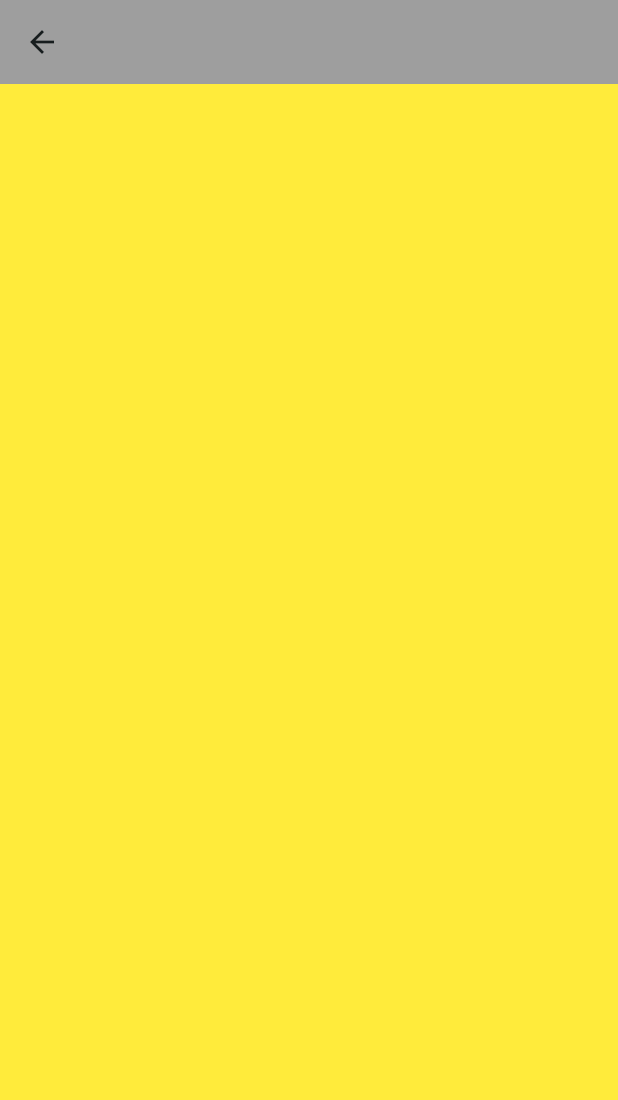
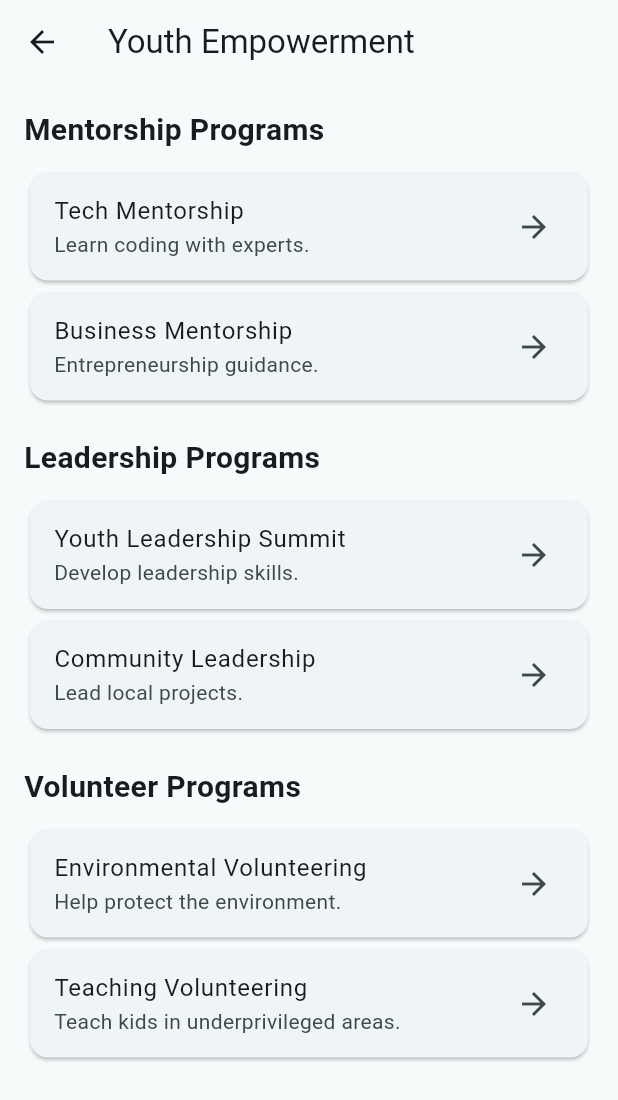
Before and after one commit to Slozzyondul/Social_Justice_and_Reform_Hackathon, a Flutter app: the YouthEmpowerment screen opened by its route, on a phone screen of 412 x 824 dp. Shown: the top 1100 px of the screen. Run offline on Flutter 3.47's test engine with Material 3 defaults, Android fonts, the phone set to English and light mode, and no system bars; our stand-ins replace image_picker.

Commit message:
adding the youth empowerment screen and styling out the drawer

```diff
--- a/lib/frontend/screens/main_options_screen.dart
+++ b/lib/frontend/screens/main_options_screen.dart
@@ -80,6 +80,14 @@ class MainOptionScreen extends StatelessWidget {
       child: ListView(
         padding: EdgeInsets.zero,
         children: [
+          const UserAccountsDrawerHeader(
+            accountName: Text('Visitor'),
+            accountEmail: Text('visitor@mail.com'),
+            currentAccountPicture: CircleAvatar(
+              backgroundColor: Colors.white,
+            ),
+            decoration: BoxDecoration(color: Colors.grey),
+          ),
           ListTile(
             leading: const Icon(Icons.search),
             title: const Text('Fact Check'),
@@ -108,7 +116,6 @@ class MainOptionScreen extends StatelessWidget {
               Navigator.pushNamed(context, '/youths');
             },
           ),
-
           ListTile(
             leading: const Icon(Icons.book),
             title: const Text('Resources'),
--- a/lib/frontend/screens/youths/youth_empowerment.dart
+++ b/lib/frontend/screens/youths/youth_empowerment.dart
@@ -1,20 +1,71 @@
 import 'package:flutter/material.dart';
 
-class YouthEmpowerment extends StatefulWidget {
-  const YouthEmpowerment({super.key});
+class YouthEmpowerment extends StatelessWidget {
+  final List<Map<String, String>> mentorshipPrograms = [
+    {'title': 'Tech Mentorship', 'description': 'Learn coding with experts.', 'link': 'https://example.com'},
+    {'title': 'Business Mentorship', 'description': 'Entrepreneurship guidance.', 'link': 'https://example.com'},
+  ];
 
-  @override
-  State<YouthEmpowerment> createState() => _YouthEmpowermentState();
-}
+  final List<Map<String, String>> leadershipPrograms = [
+    {'title': 'Youth Leadership Summit', 'description': 'Develop leadership skills.', 'link': 'https://example.com'},
+    {'title': 'Community Leadership', 'description': 'Lead local projects.', 'link': 'https://example.com'},
+  ];
 
-class _YouthEmpowermentState extends State<YouthEmpowerment> {
+  final List<Map<String, String>> volunteerPrograms = [
+    {'title': 'Environmental Volunteering', 'description': 'Help protect the environment.', 'link': 'https://example.com'},
+    {'title': 'Teaching Volunteering', 'description': 'Teach kids in underprivileged areas.', 'link': 'https://example.com'},
+  ];
+
   @override
   Widget build(BuildContext context) {
     return Scaffold(
       appBar: AppBar(
-        backgroundColor: Colors.grey,
+        title: Text('Youth Empowerment'),
       ),
-      backgroundColor: Colors.yellow,
+      body: ListView(
+        padding: EdgeInsets.all(16),
+        children: [
+          buildSection(context, 'Mentorship Programs', mentorshipPrograms),
+          buildSection(context, 'Leadership Programs', leadershipPrograms),
+          buildSection(context, 'Volunteer Programs', volunteerPrograms),
+        ],
+      ),
     );
   }
+
+  Widget buildSection(BuildContext context, String sectionTitle, List<Map<String, String>> programs) {
+    return Column(
+      crossAxisAlignment: CrossAxisAlignment.start,
+      children: [
+        Text(
+          sectionTitle,
+          style: TextStyle(fontSize: 20, fontWeight: FontWeight.bold),
+        ),
+        SizedBox(height: 10),
+        Column(
+          children: programs.map((program) {
+            return Card(
+              child: ListTile(
+                title: Text(program['title'] ?? ''),
+                subtitle: Text(program['description'] ?? ''),
+                trailing: Icon(Icons.arrow_forward),
+                onTap: () {
+                  // Open link or detailed page
+                  _launchURL(program['link']);
+                },
+              ),
+            );
+          }).toList(),
+        ),
+        SizedBox(height: 20),
+      ],
+    );
+  }
+
+  void _launchURL(String? url) {
+    if (url != null) {
+      // Use a package like url_launcher to open URLs in the browser
+      // url_launcher.launch(url);
+    }
+  }
 }
--- a/lib/main.dart
+++ b/lib/main.dart
@@ -30,7 +30,7 @@ class MyApp extends StatelessWidget {
         '/facts': (context) => const NewsFactCheckScreen(),
         '/report': (context) => const ReportCorruptionScreen(),
         '/viewreport': (context) => const ViewReportsScreen(),
-        '/youths': (context) => const YouthEmpowerment(),
+        '/youths': (context) =>  YouthEmpowerment(),
         '/resources': (context) =>  ResourceScreen(),
       },
     );
```
